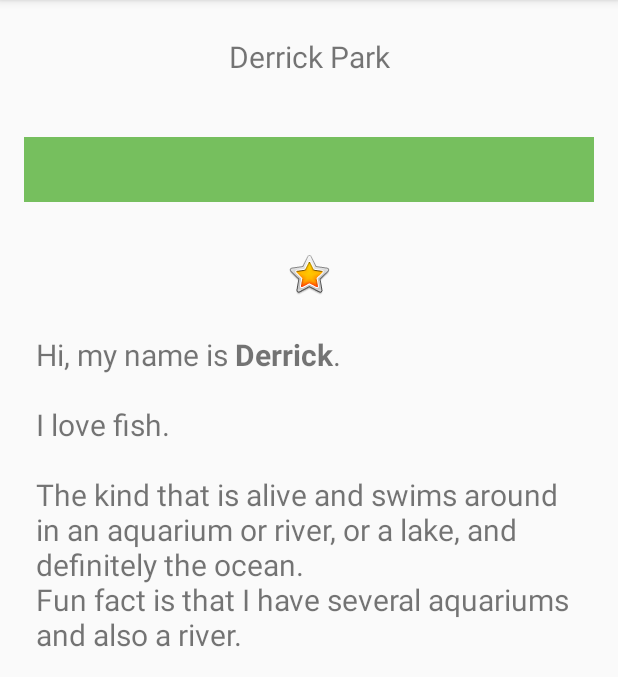
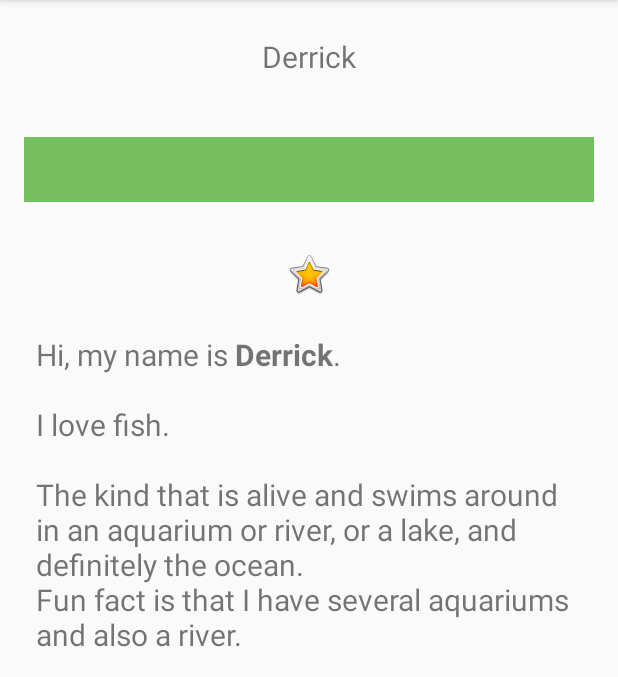
Before and after one commit to itzderr/AndroidDevInKotlin, an Android app: the screen it shows after launch (MainActivity), after a tap on "DONE", on a phone screen of 412 x 824 dp, the part 84-761 px from its top. Run offline under Robolectric (Android 15) with nearby library versions, the phone set to English and light mode, and no system bars; our stand-ins replace data binding; Roboto replaces fonts that are not available here.

Commit message:
Add Data binding to AboutMe app

```diff
--- a/AboutMe/app/build.gradle
+++ b/AboutMe/app/build.gradle
@@ -20,6 +20,9 @@ android {
             proguardFiles getDefaultProguardFile('proguard-android-optimize.txt'), 'proguard-rules.pro'
         }
     }
+    dataBinding {
+        enabled = true
+    }
 }
 
 dependencies {
--- a/AboutMe/app/src/main/java/com/derrick/park/aboutme/MainActivity.kt
+++ b/AboutMe/app/src/main/java/com/derrick/park/aboutme/MainActivity.kt
@@ -4,48 +4,52 @@ import android.content.Context
 import android.os.Bundle
 import android.view.View
 import android.view.inputmethod.InputMethodManager
-import android.widget.Button
-import android.widget.EditText
-import android.widget.TextView
 import androidx.appcompat.app.AppCompatActivity
+import androidx.databinding.DataBindingUtil
+import com.derrick.park.aboutme.databinding.ActivityMainBinding
 
 class MainActivity : AppCompatActivity() {
 
+    private lateinit var binding: ActivityMainBinding
+    private val myName: MyName = MyName("Derrick")
+
     override fun onCreate(savedInstanceState: Bundle?) {
         super.onCreate(savedInstanceState)
-        setContentView(R.layout.activity_main)
-        findViewById<Button>(R.id.done_button).setOnClickListener {
+        binding = DataBindingUtil.setContentView(this, R.layout.activity_main)
+        binding.myName = myName
+        binding.doneButton.setOnClickListener {
             addNickname(it)
         }
-
-        findViewById<TextView>(R.id.nickname_text).setOnClickListener {
+        binding.nicknameText.setOnClickListener {
             updateNickname(it)
         }
     }
 
     private fun addNickname(view: View) {
-        val editText = findViewById<EditText>(R.id.nickname_edit)
-        val nicknameTextView = findViewById<TextView>(R.id.nickname_text)
-
-        nicknameTextView.text = editText.text
-        editText.visibility = View.GONE
-        view.visibility = View.GONE
-        nicknameTextView.visibility = View.VISIBLE
+        binding.apply {
+            // `myName` variable declared in <data> -> Nullable
+            myName?.nickname = nicknameEdit.text.toString()
+            // refresh the view
+            invalidateAll()
+            nicknameEdit.visibility = View.GONE
+            view.visibility = View.GONE
+            nicknameText.visibility = View.VISIBLE
+        }
 
         val inputMethodManager = getSystemService(Context.INPUT_METHOD_SERVICE) as InputMethodManager
         inputMethodManager.hideSoftInputFromWindow(view.windowToken, 0)
     }
 
     private fun updateNickname(view: View) {
-        val editText = findViewById<EditText>(R.id.nickname_edit)
-        val doneButton = findViewById<Button>(R.id.done_button)
 
-        editText.visibility = View.VISIBLE
-        doneButton.visibility = View.VISIBLE
-        view.visibility = View.GONE
+        binding.apply {
+            nicknameEdit.visibility = View.VISIBLE
+            doneButton.visibility = View.VISIBLE
+            view.visibility = View.GONE
+        }
 
-        editText.requestFocus()
+        binding.nicknameEdit.requestFocus()
         val imm = getSystemService(Context.INPUT_METHOD_SERVICE) as InputMethodManager
-        imm.showSoftInput(editText, 0)
+        imm.showSoftInput(binding.nicknameEdit, 0)
     }
 }
--- /dev/null
+++ b/AboutMe/app/src/main/java/com/derrick/park/aboutme/Model.kt
@@ -0,0 +1,3 @@
+package com.derrick.park.aboutme
+
+data class MyName(var name: String = "", var nickname: String = "")
--- a/AboutMe/app/src/main/res/layout/activity_main.xml
+++ b/AboutMe/app/src/main/res/layout/activity_main.xml
@@ -1,59 +1,65 @@
 <?xml version="1.0" encoding="utf-8"?>
+<layout
+    xmlns:android="http://schemas.android.com/apk/res/android"
+    xmlns:app="http://schemas.android.com/apk/res-auto">
+    <data>
+        <variable
+            name="myName"
+            type="com.derrick.park.aboutme.MyName" />
+    </data>
+
     <LinearLayout
-    xmlns:app="http://schemas.android.com/apk/res-auto"
         xmlns:tools="http://schemas.android.com/tools"
-    xmlns:android="http://schemas.android.com/apk/res/android"
         android:layout_width="match_parent"
         android:layout_height="match_parent"
         android:orientation="vertical"
         tools:context=".MainActivity">
 
-
         <TextView
             android:id="@+id/name_text"
+            style="@style/NameStyle"
             android:layout_width="match_parent"
             android:layout_height="wrap_content"
-        android:text="@string/name_text"
-        android:textAlignment="center"
-        style="@style/NameStyle" />
+            android:text="@={myName.name}"
+            android:textAlignment="center" />
 
         <EditText
             android:id="@+id/nickname_edit"
             android:layout_width="match_parent"
             android:layout_height="wrap_content"
+            android:hint="@string/what_is_your_nickname"
             android:inputType="textPersonName"
-        android:hint="@string/what_is_your_nickname"
-        android:textAlignment="center"
-        android:text="" />
+            android:text=""
+            android:textAlignment="center" />
 
         <Button
             android:id="@+id/done_button"
+            style="@style/Widget.AppCompat.Button.Colored"
             android:layout_width="wrap_content"
             android:layout_height="wrap_content"
             android:layout_gravity="center_horizontal"
+            android:layout_marginTop="@dimen/layout_margin"
             android:fontFamily="@font/roboto"
-        android:layout_marginTop="@dimen/layout_margin"
-        style="@style/Widget.AppCompat.Button.Colored"
             android:text="@string/done" />
 
         <TextView
             android:id="@+id/nickname_text"
+            style="@style/NameStyle"
             android:layout_width="match_parent"
             android:layout_height="wrap_content"
-        style="@style/NameStyle"
             android:background="@color/colorAccent"
             android:paddingBottom="@dimen/small_padding"
+            android:text="@={myName.nickname}"
             android:textAlignment="center"
-        android:visibility="gone"
-        android:text="" />
+            android:visibility="gone" />
 
         <ImageView
             android:id="@+id/star_image"
             android:layout_width="match_parent"
             android:layout_height="wrap_content"
             android:layout_marginTop="@dimen/layout_margin"
-        app:srcCompat="@android:drawable/btn_star_big_on"
-        android:contentDescription="@string/yellow_star" />
+            android:contentDescription="@string/yellow_star"
+            app:srcCompat="@android:drawable/btn_star_big_on" />
 
         <ScrollView
             android:layout_width="match_parent"
@@ -61,10 +67,11 @@
 
             <TextView
                 android:id="@+id/bio_text"
+                style="@style/NameStyle"
                 android:layout_width="match_parent"
                 android:layout_height="wrap_content"
-            style="@style/NameStyle"
                 android:text="@string/bio" />
         </ScrollView>
 
     </LinearLayout>
+</layout>
```
Lines whose indentation alone changed are shown as unchanged.
